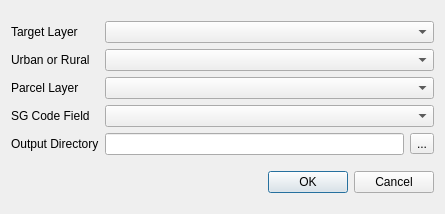
The window that download_dialog_base.ui (kartoza/sg-diagram-downloader) describes before a commit, drawn with Qt 5.
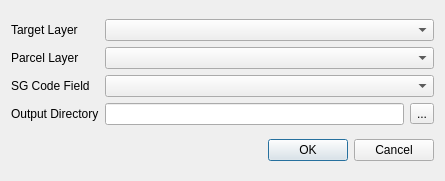
The same window after the commit.

Commit message: Remove rural or urban option.

```diff
--- a/download_dialog_base.ui
+++ b/download_dialog_base.ui
@@ -7,7 +7,7 @@
     <x>0</x>
     <y>0</y>
     <width>445</width>
-    <height>214</height>
+    <height>181</height>
    </rect>
   </property>
   <property name="windowTitle">
@@ -23,37 +23,37 @@
        </property>
       </widget>
      </item>
-     <item row="3" column="1">
+     <item row="2" column="1">
       <widget class="QComboBox" name="combo_box_sg_code_field"/>
      </item>
      <item row="0" column="1">
       <widget class="QComboBox" name="combo_box_target_layer"/>
      </item>
-     <item row="2" column="1">
+     <item row="1" column="1">
       <widget class="QComboBox" name="combo_box_parcel_layer"/>
      </item>
-     <item row="2" column="0">
+     <item row="1" column="0">
       <widget class="QLabel" name="label_parcel_layer">
        <property name="text">
         <string>Parcel Layer</string>
        </property>
       </widget>
      </item>
-     <item row="4" column="0">
+     <item row="3" column="0">
       <widget class="QLabel" name="label_ouput_directory">
        <property name="text">
         <string>Output Directory</string>
        </property>
       </widget>
      </item>
-     <item row="3" column="0">
+     <item row="2" column="0">
       <widget class="QLabel" name="label_sg_code_field">
        <property name="text">
         <string>SG Code Field</string>
        </property>
       </widget>
      </item>
-     <item row="4" column="1">
+     <item row="3" column="1">
       <layout class="QHBoxLayout" name="horizontalLayout">
        <item>
         <widget class="QLineEdit" name="output_directory"/>
@@ -67,16 +67,6 @@
        </item>
       </layout>
      </item>
-     <item row="1" column="0">
-      <widget class="QLabel" name="label_urban_or_rural">
-       <property name="text">
-        <string>Urban or Rural</string>
-       </property>
-      </widget>
-     </item>
-     <item row="1" column="1">
-      <widget class="QComboBox" name="combo_box_urban_or_rural"/>
-     </item>
     </layout>
    </item>
    <item row="1" column="0">
```
The commit also changes 3 other files.
